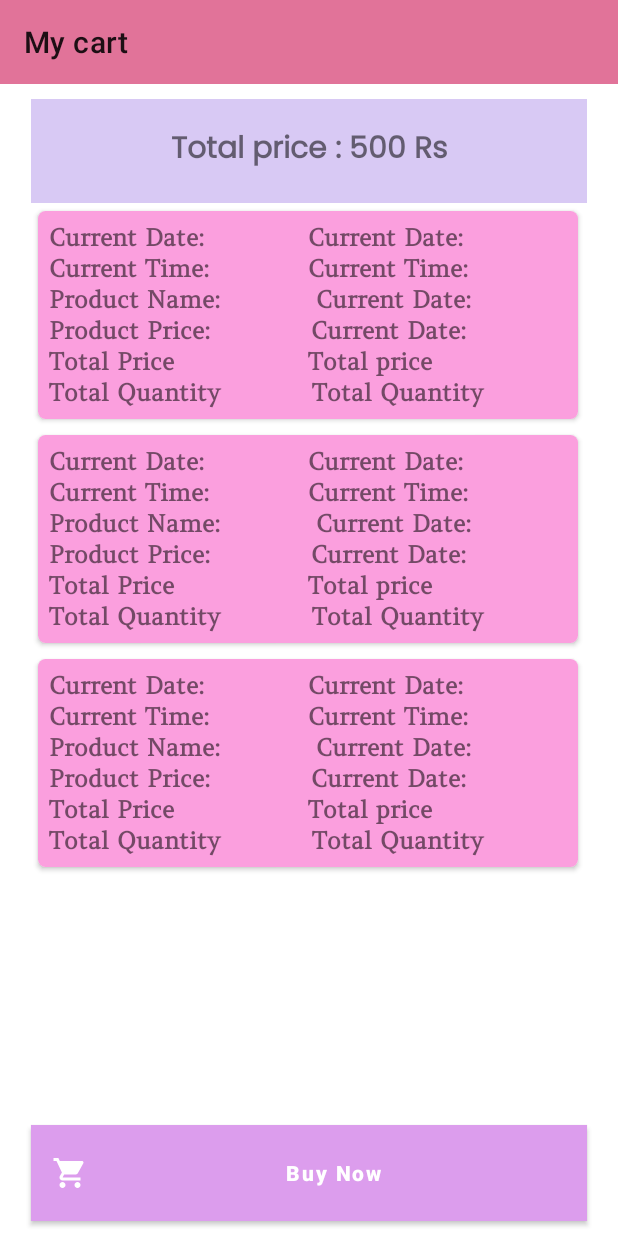
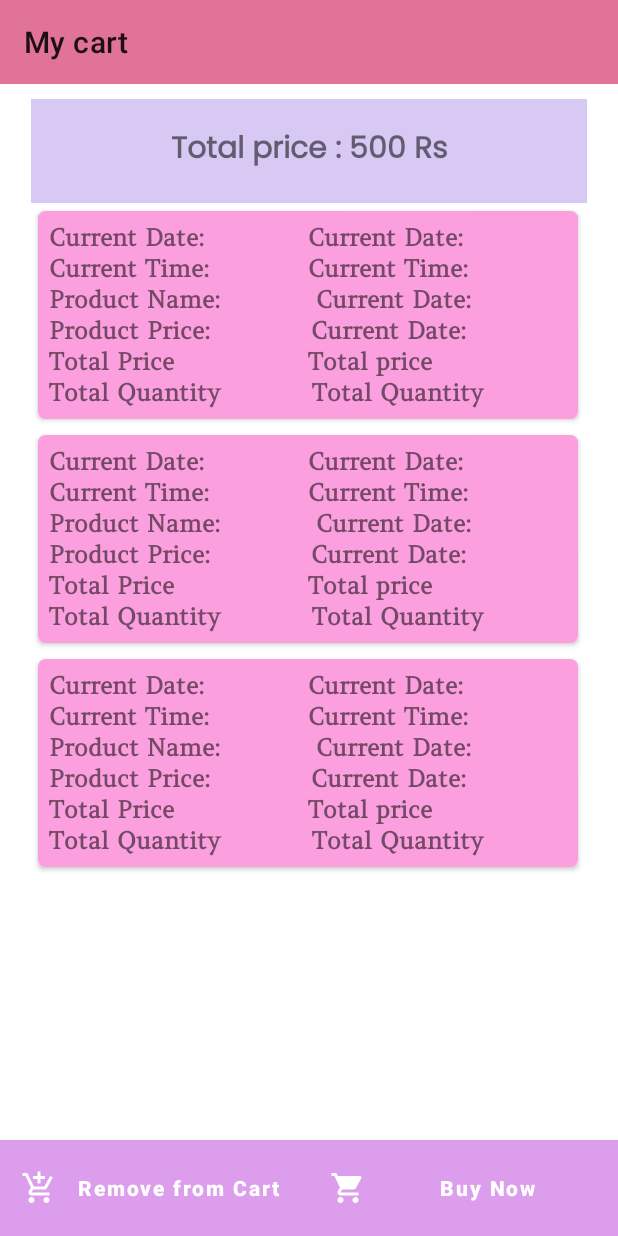
Before and after one commit to Anjalisinggh/ecommerce-Kaizen, an Android app: the layout activity_cart.xml on its own in the app's theme, with its tools: preview values and no code run, on a phone screen of 412 x 824 dp. Run offline under Robolectric (Android 15) with nearby library versions, the phone set to English and light mode, and no system bars.

Commit message:
most of layout

```diff
--- a/app/src/main/java/com/example/kaizenarts/adapters/MyCartAdapter.java
+++ b/app/src/main/java/com/example/kaizenarts/adapters/MyCartAdapter.java
@@ -19,7 +19,7 @@ import java.util.List;
 public class MyCartAdapter extends RecyclerView.Adapter<MyCartAdapter.ViewHolder> {
     Context context;
     List<MyCartModel> list;
-    int totalAmount=0;
+    int totalAmount ;
 
 
     public MyCartAdapter(Context context, List<MyCartModel> list) {
--- a/app/src/main/res/layout/activity_cart.xml
+++ b/app/src/main/res/layout/activity_cart.xml
@@ -49,22 +49,37 @@
         tools:listitem="@layout/my_cart_item" />
 
     <Button
+        android:id="@+id/remove_from_cart"
         android:layout_width="0dp"
         android:layout_height="wrap_content"
+        android:drawableLeft="@drawable/mycart"
+        android:drawableTint="@color/white"
+        android:padding="14dp"
+        android:text="Remove from Cart"
+        android:background="@color/pink"
+        android:textAllCaps="false"
+        android:textStyle="bold"
+        app:layout_constraintBottom_toBottomOf="parent"
+        app:layout_constraintEnd_toStartOf="@+id/buy_now"
+        app:layout_constraintHorizontal_chainStyle="spread"
+        app:layout_constraintStart_toStartOf="parent"
+         />
+
+    <Button
         android:id="@+id/buy_now"
-        android:layout_margin="10dp"
-        android:background="@color/purple_200"
-        android:backgroundTint="@color/blue"
+        android:layout_width="0dp"
+        android:layout_height="wrap_content"
         android:drawableLeft="@drawable/ic_baseline_shopping_cart_24"
         android:drawableTint="@color/white"
         android:padding="14dp"
         android:text="Buy Now"
+        android:background="@color/blue"
         android:textAllCaps="false"
         android:textStyle="bold"
         app:layout_constraintBottom_toBottomOf="parent"
         app:layout_constraintEnd_toEndOf="parent"
-        app:layout_constraintStart_toStartOf="parent"
-        app:layout_constraintWidth_percent=".9"/>
+        app:layout_constraintStart_toEndOf="@+id/remove_from_cart"
+ />
 
 
 </androidx.constraintlayout.widget.ConstraintLayout>
--- a/app/src/main/res/layout/fragment_home.xml
+++ b/app/src/main/res/layout/fragment_home.xml
@@ -26,6 +26,7 @@
             app:iss_auto_cycle="true"
             app:iss_period="1000"
             app:iss_delay="1000"
+
             app:iss_text_align="CENTER" />
 
 
@@ -85,6 +86,7 @@
 
                 <RelativeLayout
                     android:layout_width="match_parent"
+
                     android:layout_height="wrap_content">
 
                     <TextView
--- a/app/src/main/res/layout/my_cart_item.xml
+++ b/app/src/main/res/layout/my_cart_item.xml
@@ -115,6 +115,7 @@
                 android:layout_width="wrap_content"
                 android:layout_height="wrap_content"
                 android:layout_weight="1"
+
                 android:fontFamily="@font/amethysta"
                 android:text="Current Date: "
                 android:textSize="16sp"
--- a/app/src/main/res/layout/popular_items.xml
+++ b/app/src/main/res/layout/popular_items.xml
@@ -10,7 +10,7 @@
     <androidx.constraintlayout.widget.ConstraintLayout
         android:layout_width="match_parent"
         android:layout_height="match_parent"
-        android:background="#7D6A6A">
+        android:background="#B5828C">
 
         <ImageView
             android:id="@+id/all_img"
@@ -31,6 +31,8 @@
             android:layout_marginTop="6dp"
             android:fontFamily="@font/poppins"
             android:text="Product Name"
+            android:gravity="center"
+            android:maxLength="10"
             android:textSize="17sp"
             android:textStyle="bold"
             app:layout_constraintEnd_toEndOf="parent"
--- a/app/src/main/res/layout/show_all_item.xml
+++ b/app/src/main/res/layout/show_all_item.xml
@@ -4,6 +4,7 @@
     xmlns:app="http://schemas.android.com/apk/res-auto"
     android:layout_width="match_parent"
     android:layout_height="wrap_content"
+
     android:padding="5dp">
     <androidx.cardview.widget.CardView
         android:layout_width="match_parent"
--- a/gradle/libs.versions.toml
+++ b/gradle/libs.versions.toml
@@ -1,5 +1,5 @@
 [versions]
-agp = "8.3.2"
+agp = "8.8.0"
 junit = "4.13.2"
 junitVersion = "1.2.1"
 espressoCore = "3.6.1"
```
Also changed, not shown: app/src/main/java/com/example/kaizenarts/activites/cartActivity.java (+18 -27 lines), app/src/main/res/layout/new_products.xml (+5 -3 lines), app/src/main/java/com/example/kaizenarts/adapters/AddressAdapter.java (line endings or trailing spaces), app/src/main/res/drawable/remove.webp (added), gradle/wrapper/gradle-wrapper.properties.
